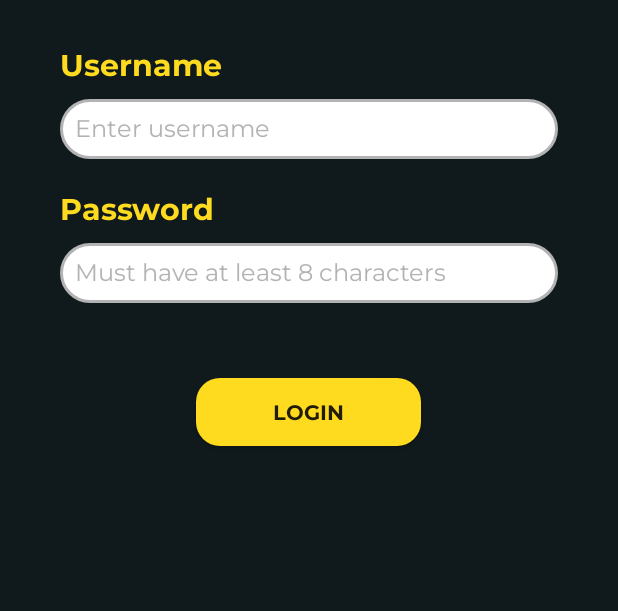
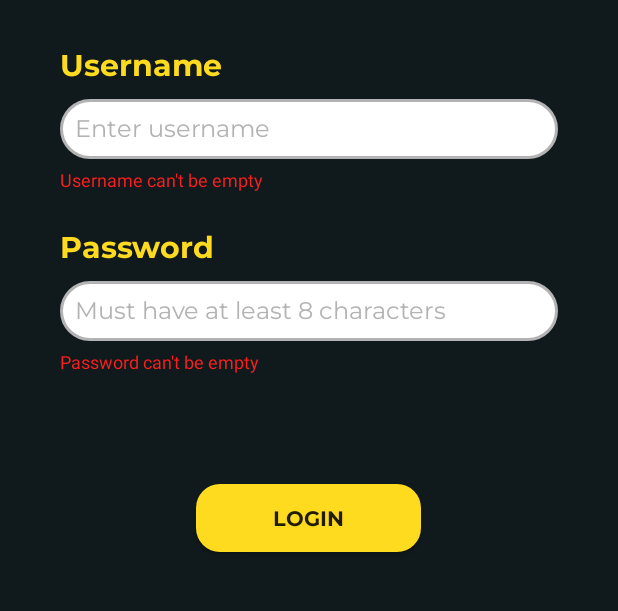
Before and after one commit to danielllchrist/AXFORASSET, an Android app: the screen it shows after launch (Login), after a tap on "LOGIN", on a phone screen of 412 x 824 dp, the part 330-941 px from its top. Run offline under Robolectric (Android 15) with nearby library versions, the phone set to English and light mode, and no system bars.

Commit message:
login page revisi

```diff
--- a/app/src/main/java/com/uxlab/axforasset/Login.java
+++ b/app/src/main/java/com/uxlab/axforasset/Login.java
@@ -7,7 +7,10 @@ import android.os.Bundle;
 import android.view.View;
 import android.widget.Button;
 import android.widget.EditText;
+import android.widget.TextView;
 import android.widget.Toast;
+
+import org.w3c.dom.Text;
 
 import java.util.ArrayList;
 
@@ -17,6 +20,8 @@ public class Login extends AppCompatActivity {
     private User user;
     EditText usernameEt;
     EditText passwordEt;
+    TextView usernameErrorEt;
+    TextView passwordErrorEt;
     Button loginBtn;
     @Override
     protected void onCreate(Bundle savedInstanceState) {
@@ -28,18 +33,28 @@ public class Login extends AppCompatActivity {
 
         usernameEt = findViewById(R.id.usernameEt);
         passwordEt = findViewById(R.id.passwordEt);
+        usernameErrorEt = findViewById(R.id.usernameErrorEt);
+        passwordErrorEt = findViewById(R.id.passwordErrorEt);
         loginBtn = findViewById(R.id.loginBtn);
+
 
         loginBtn.setOnClickListener(new View.OnClickListener() {
             @Override
             public void onClick(View view) {
+                usernameErrorEt.setText("");
+                passwordErrorEt.setText("");
                 if (usernameEt.getText().toString().equals("")){
-                    Toast.makeText(Login.this, "Username can't be empty", Toast.LENGTH_SHORT).show();
-                }else if (passwordEt.getText().toString().equals("")){
-                    Toast.makeText(Login.this, "Password can't be empty", Toast.LENGTH_SHORT).show();
-                }else if (passwordEt.length() < 8){
-                    Toast.makeText(Login.this, "Password must be at least 8 character", Toast.LENGTH_SHORT).show();
-                }else {
+                    usernameErrorEt.setText("Username can't be empty");
+                }
+                if (passwordEt.length() < 8){
+                    passwordErrorEt.setText("Password must be at least 8 character");
+                }
+                if (passwordEt.getText().toString().equals("")){
+                    passwordErrorEt.setText("Password can't be empty");
+                }
+                if(!usernameEt.getText().toString().equals("") && !passwordEt.getText().toString().equals("") && passwordEt.length() >= 8){
+                    usernameErrorEt.setText("");
+                    passwordErrorEt.setText("");
                     user.setName(usernameEt.getText().toString());
                     user.setEmail(user.getName() + "@gmail.com");
                     Intent intent = new Intent(Login.this, Home.class);
--- a/app/src/main/res/layout/activity_login.xml
+++ b/app/src/main/res/layout/activity_login.xml
@@ -44,7 +44,6 @@
         android:layout_width="match_parent"
         android:layout_height="40dp"
         android:layout_marginHorizontal="40dp"
-        android:layout_marginBottom="20dp"
         android:hint="Enter username"
         android:padding="10dp"
         android:background="@drawable/rounded_edittext_background"
@@ -53,6 +52,18 @@
         android:textColor="#000000"
         android:fontFamily="@font/montserrat_regular"
         android:textSize="16sp"/>
+    <TextView
+        android:id="@+id/usernameErrorEt"
+        android:layout_width="match_parent"
+        android:layout_height="20dp"
+        android:layout_marginBottom="20dp"
+        android:layout_marginTop="5dp"
+        android:text=""
+        android:textColor="#FF1F1F"
+        android:layout_marginHorizontal="40dp"
+        android:textSize="12sp"
+        />
+
     <TextView
         android:layout_width="match_parent"
         android:layout_height="wrap_content"
@@ -77,6 +88,17 @@
         android:textColor="#000000"
         android:fontFamily="@font/montserrat_regular"
         android:textSize="16sp"/>
+    <TextView
+        android:id="@+id/passwordErrorEt"
+        android:layout_width="match_parent"
+        android:layout_height="20dp"
+        android:layout_marginTop="5dp"
+        android:layout_marginBottom="20dp"
+        android:text=""
+        android:textColor="#FF1F1F"
+        android:layout_marginHorizontal="40dp"
+        android:textSize="12sp"
+        />
     <Button
         android:id="@+id/loginBtn"
         android:layout_width="150dp"
```
